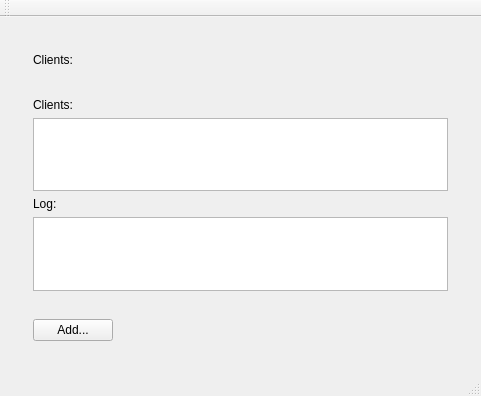
Before: the Qt Designer form server/src/mainwindow.ui in mariarti91/diplom, drawn with Qt 5.
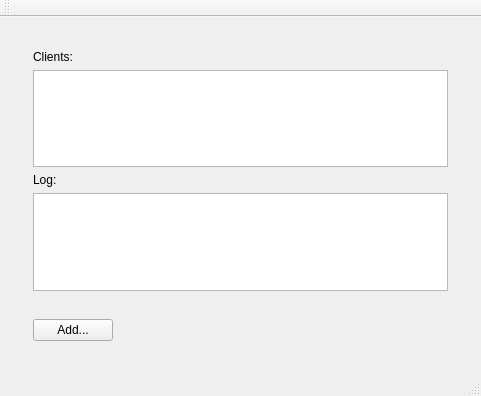
After: the same form once the commit is applied.

Patch:
```diff
--- a/server/src/mainwindow.ui
+++ b/server/src/mainwindow.ui
@@ -18,32 +18,6 @@
     <item>
      <widget class="QWidget" name="widget" native="true">
       <layout class="QVBoxLayout" name="verticalLayout">
-       <item>
-        <widget class="QWidget" name="widget_2" native="true">
-         <layout class="QHBoxLayout" name="horizontalLayout">
-          <item>
-           <widget class="QLabel" name="label">
-            <property name="text">
-             <string>Clients:</string>
-            </property>
-           </widget>
-          </item>
-          <item>
-           <spacer name="horizontalSpacer">
-            <property name="orientation">
-             <enum>Qt::Horizontal</enum>
-            </property>
-            <property name="sizeHint" stdset="0">
-             <size>
-              <width>375</width>
-              <height>20</height>
-             </size>
-            </property>
-           </spacer>
-          </item>
-         </layout>
-        </widget>
-       </item>
        <item>
         <widget class="QWidget" name="widget_6" native="true">
          <layout class="QVBoxLayout" name="verticalLayout_3">
```
